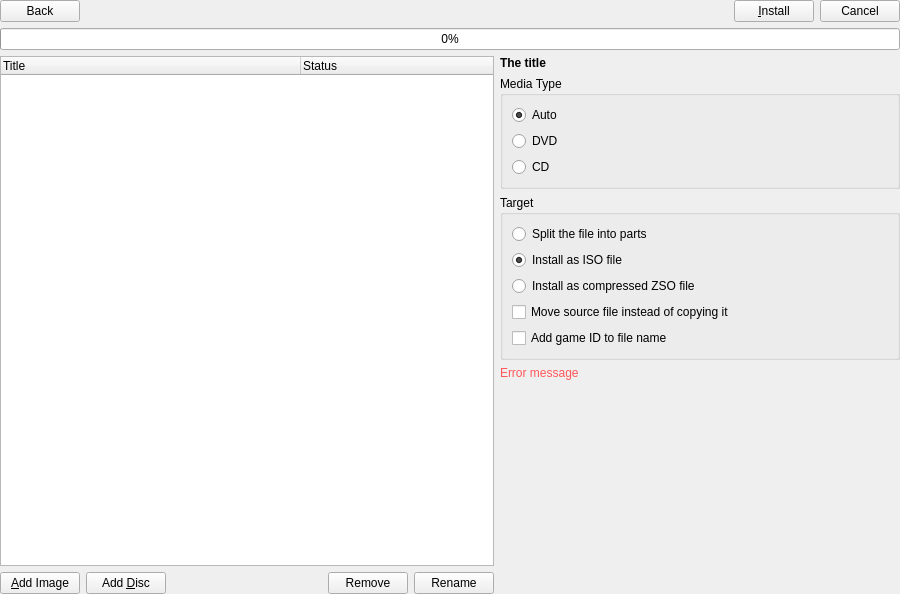
Before: the Qt Designer form src/OplPcTools/UI/GameInstallerActivity.ui in brainstream/OPL-PC-Tools, drawn with Qt 5.
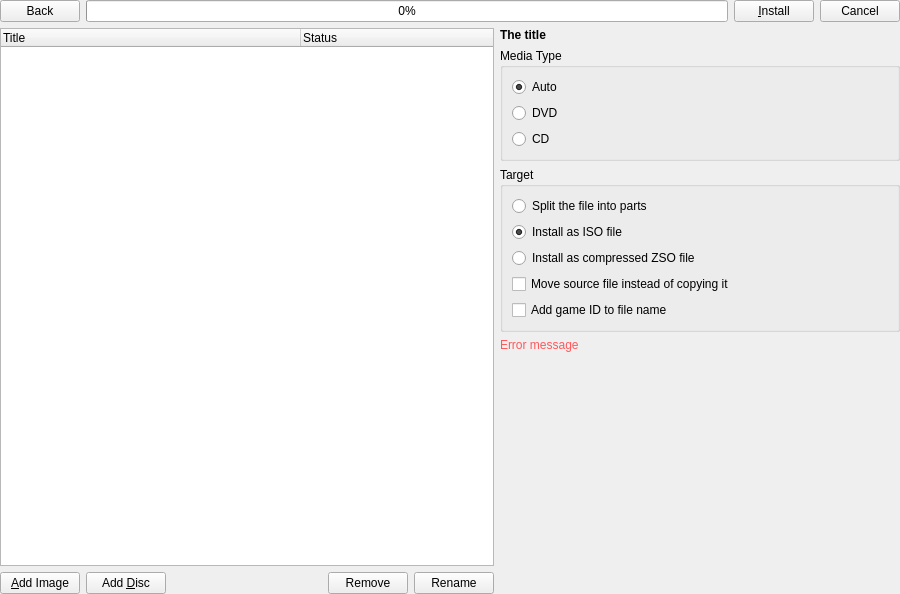
After: the same form once the commit is applied. Icons and pictures are not drawn.

Commit message: Start of development of game format converter

What changed in the file:
```diff
--- a/src/OplPcTools/UI/GameInstallerActivity.ui
+++ b/src/OplPcTools/UI/GameInstallerActivity.ui
@@ -43,17 +43,11 @@
       </widget>
      </item>
      <item>
-      <spacer name="mp_spacer">
-       <property name="orientation">
-        <enum>Qt::Orientation::Horizontal</enum>
+      <widget class="QProgressBar" name="mp_progressbar_overall">
+       <property name="value">
+        <number>0</number>
        </property>
-       <property name="sizeHint" stdset="0">
-        <size>
-         <width>40</width>
-         <height>20</height>
-        </size>
-       </property>
-      </spacer>
+      </widget>
      </item>
      <item>
       <widget class="QPushButton" name="mp_btn_install">
@@ -75,13 +69,6 @@
      </item>
     </layout>
    </item>
-   <item>
-    <widget class="QProgressBar" name="mp_progressbar_overall">
-     <property name="value">
-      <number>0</number>
-     </property>
-    </widget>
-   </item>
    <item>
     <layout class="QHBoxLayout" name="mp_layout_4">
      <item>
```
The commit also changes 13 other files.
